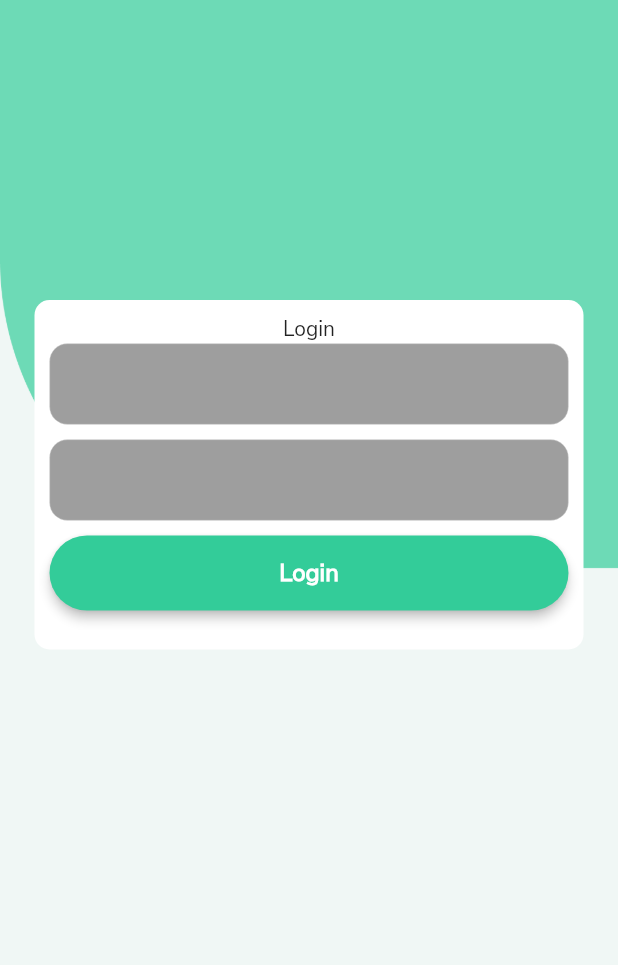
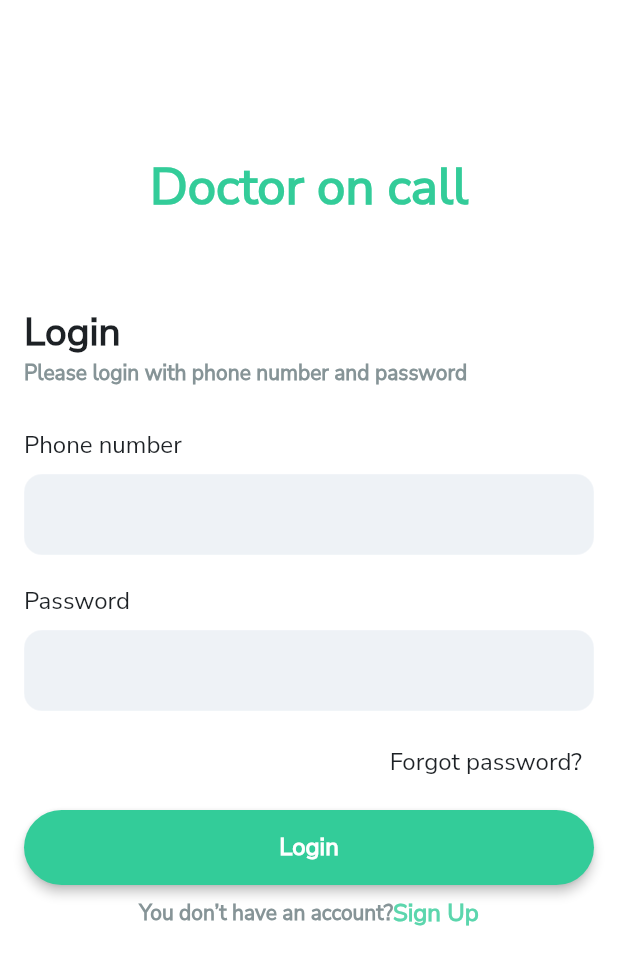
Before and after one commit to shikhaji/doctor-group, a Flutter app: the screen it shows after launch, on a phone screen of 412 x 824 dp. Shown: the top 965 px of the screen. Run offline on Flutter 3.47's test engine with Material 2 defaults, Android fonts, the phone set to English and light mode, and no system bars; our stand-ins replace bot_toast.

Commit message:
login screen ui done

```diff
--- a/lib/utils/app_color.dart
+++ b/lib/utils/app_color.dart
@@ -6,6 +6,7 @@ class AppColor {
   AppColor._();
 
   static const Color primaryColor = Color(0xff33cc99);
+  static const Color primaryLightColor = Color(0xcc33cc99);
   static const Color red = Color(0xffF41111);
   static const Color grey = Color(0xff869497);
   static const Color lightGrey = Color(0xffEEF2F6);
@@ -14,4 +15,5 @@ class AppColor {
 
   static const Color orange = Color(0xffFF9D00);
   static const Color green = Color(0xff00A355);
+  static const Color textFieldColor = Color(0xffEEF2F6);
 }
--- a/lib/utils/app_text_style.dart
+++ b/lib/utils/app_text_style.dart
@@ -18,10 +18,14 @@ class AppTextStyle {
     color: AppColor.white,
   );
 
-  static const TextStyle headline2 =
-      TextStyle(fontSize: Sizes.s16, fontWeight: FontWeight.w700);
+  static const TextStyle title =
+      TextStyle(fontSize: Sizes.s26, fontWeight: FontWeight.w700,color: AppColor.black);
+  static const TextStyle lable =
+  TextStyle(fontSize: Sizes.s16, fontWeight: FontWeight.w500,color: AppColor.black);
+  static const TextStyle appName =
+  TextStyle(fontSize: Sizes.s34, fontWeight: FontWeight.w700,color: AppColor.black);
   static const TextStyle subTitle =
-      TextStyle(fontSize: Sizes.s14, fontWeight: FontWeight.w900);
+      TextStyle(fontSize: Sizes.s14, fontWeight: FontWeight.w900,color: AppColor.grey);
 
   static const TextStyle subTitle2 =
       TextStyle(fontSize: Sizes.s14, fontWeight: FontWeight.w400);
--- a/lib/utils/validation_mixin.dart
+++ b/lib/utils/validation_mixin.dart
@@ -51,10 +51,9 @@ mixin ValidationMixin {
   }
 
   String? mobileNumberValidator(String? mobileNumber) {
-    String patttern = r'(^(?:[+0]7)?[0-9]{7,16}$)';
-    RegExp regExp = new RegExp(patttern);
+
     if (mobileNumber!.isNotEmpty) {
-      if (!regExp.hasMatch(mobileNumber)) {
+      if (mobileNumber.length != 10) {
         return "Please enter valid mobile number";
       }
       return null;
@@ -66,7 +65,7 @@ mixin ValidationMixin {
   String? passwordValidator(String? password, {bool isLogin = false}) {
     if (password!.isNotEmpty) {
       if (isLogin == false) {
-        if (password.length < 6) {
+        if (password.length <= 6) {
           return "Password Is Too Short";
         }
       }
--- a/lib/views/Auth/login_screen.dart
+++ b/lib/views/Auth/login_screen.dart
@@ -1,4 +1,5 @@
 import 'package:doctor_on_call/utils/app_sizes.dart';
+import 'package:doctor_on_call/utils/validation_mixin.dart';
 import 'package:doctor_on_call/widget/primary_bottom.dart';
 import 'package:doctor_on_call/widget/primary_textfield.dart';
 import 'package:flutter/material.dart';
@@ -7,6 +8,7 @@ import '../../utils/app_asset.dart';
 import '../../utils/app_color.dart';
 import '../../utils/app_text.dart';
 import '../../utils/app_text_style.dart';
+import '../../widget/custom_sized_box.dart';
 import '../../widget/scrollview.dart';
 
 class LoginScreen extends StatefulWidget {
@@ -16,55 +18,81 @@ class LoginScreen extends StatefulWidget {
   State<LoginScreen> createState() => _LoginScreenState();
 }
 
-class _LoginScreenState extends State<LoginScreen> {
+class _LoginScreenState extends State<LoginScreen> with ValidationMixin {
+  final TextEditingController _phone = TextEditingController();
+  final TextEditingController _password = TextEditingController();
+  final _formKey = GlobalKey<FormState>();
+
   @override
   Widget build(BuildContext context) {
     return Scaffold(
-      //backgroundColor: AppColor.primaryColor,
+      backgroundColor: AppColor.white,
       body: SafeArea(
-        child: Container(
-          height: double.infinity,
-          width: double.infinity,
-          decoration: const BoxDecoration(
-              image: DecorationImage(
-                  image: AssetImage(AppAsset.backGround), fit: BoxFit.cover)),
+          child: Form(
+            key: _formKey,
             child: CustomScroll(
+
+        crossAxisAlignment: CrossAxisAlignment.start,
         children: [
-              Padding(
-                padding: EdgeInsets.symmetric(
-                    vertical: Sizes.s200, horizontal: Sizes.s7),
-                child: Container(
-                  width: double.infinity,
-                  padding: EdgeInsets.only(
-                      bottom: Sizes.s26,
-                      left: Sizes.s10,
-                      right: Sizes.s10,
-                      top: Sizes.s10),
-                  decoration: BoxDecoration(
-                      color: AppColor.white,
-                      borderRadius: BorderRadius.circular(10)),
-                  child: Column(
+            SizedBoxH34(),
+          SizedBoxH34(),  SizedBoxH34(),
+            Center(
+              child: appText("Doctor on call", style: AppTextStyle.appName.copyWith(color: AppColor.primaryColor)),
+            ),
+            SizedBoxH28(), SizedBoxH28(),
+            appText("Login", style: AppTextStyle.title),
+            SizedBoxH6(),
+            appText("Please login with phone number and password",
+                style: AppTextStyle.subTitle),
+            SizedBoxH28(),
+            appText("Phone number", style: AppTextStyle.lable),
+            SizedBoxH8(),
+            PrimaryTextField(
+              controller: _phone,
+              validator: mobileNumberValidator,
+            ),
+            SizedBoxH10(),
+            appText("Password", style: AppTextStyle.lable),
+            SizedBoxH8(),
+            PrimaryTextField(
+              controller: _password,
+              validator: passwordValidator,
+            ),
+            Row(
+              mainAxisAlignment: MainAxisAlignment.end,
               children: [
-                      Center(
-                        child: appText('Login'),
+                TextButton(
+                    onPressed: () {},
+                    child: appText("Forgot password?", style: AppTextStyle.lable))
+              ],
             ),
-                      PrimaryTextField(
-                        color: Colors.grey,
-                        label: "Phone number",
+            SizedBoxH8(),
+            PrimaryButton(lable: "Login", onPressed: () {
+              if(_formKey.currentState!.validate()){
+
+              }
+            }),
+            SizedBoxH8(),
+            GestureDetector(
+              onTap: () {},
+              child: Row(
+                mainAxisAlignment: MainAxisAlignment.center,
+                children: [
+                  appText(
+                    "You don’t have an account?",
+                    style: AppTextStyle.subTitle,
                   ),
-                      PrimaryTextField(
-                        label: "password",
-                        color: Colors.grey,
+                  appText(
+                    "Sign Up",
+                    style: AppTextStyle.redTextStyle
+                        .copyWith(color: AppColor.primaryLightColor),
                   ),
-                      PrimaryButton(lable: "Login", onPressed: () {})
                 ],
               ),
             ),
-              )
         ],
       ),
-        ),
-      ),
+          )),
     );
   }
 }
--- a/lib/views/login_screen.dart
+++ /dev/null
@@ -1,15 +0,0 @@
-import 'package:flutter/material.dart';
-
-class LoginScreen extends StatefulWidget {
-  const LoginScreen({Key? key}) : super(key: key);
-
-  @override
-  State<LoginScreen> createState() => _LoginScreenState();
-}
-
-class _LoginScreenState extends State<LoginScreen> {
-  @override
-  Widget build(BuildContext context) {
-    return Container();
-  }
-}
--- /dev/null
+++ b/lib/widget/custom_sized_box.dart
@@ -0,0 +1,50 @@
+
+
+import 'package:flutter/cupertino.dart';
+
+import '../utils/app_sizes.dart';
+
+class SizedBoxH10 extends SizedBox {
+  SizedBoxH10({Key? key}) : super(key: key, height: Sizes.s10.h);
+}
+
+class SizedBoxH8 extends SizedBox {
+  SizedBoxH8({Key? key}) : super(key: key, height: Sizes.s8.h);
+}
+
+class SizedBoxH14 extends SizedBox {
+  SizedBoxH14({Key? key}) : super(key: key, height: Sizes.s14.h);
+}
+
+class SizedBoxH18 extends SizedBox {
+  SizedBoxH18({Key? key}) : super(key: key, height: Sizes.s18.h);
+}
+
+class SizedBoxH20 extends SizedBox {
+  SizedBoxH20({Key? key}) : super(key: key, height: Sizes.s20.h);
+}
+
+class SizedBoxH28 extends SizedBox {
+  SizedBoxH28({Key? key}) : super(key: key, height: Sizes.s28.h);
+}
+
+class SizedBoxH34 extends SizedBox {
+  SizedBoxH34({Key? key}) : super(key: key, height: Sizes.s34.h);
+}
+
+class SizedBoxW10 extends SizedBox {
+  SizedBoxW10({Key? key}) : super(key: key, width: Sizes.s10.w);
+}
+
+class SizedBoxW8 extends SizedBox {
+  SizedBoxW8({Key? key}) : super(key: key, width: Sizes.s8.w);
+}
+
+class SizedBoxH6 extends SizedBox {
+  SizedBoxH6({Key? key}) : super(key: key, width: Sizes.s6.w);
+}
+
+
+class SizedBoxW6 extends SizedBox {
+  SizedBoxW6({Key? key}) : super(key: key, width: Sizes.s6.w);
+}
--- a/lib/widget/primary_textfield.dart
+++ b/lib/widget/primary_textfield.dart
@@ -1,3 +1,4 @@
+import 'package:doctor_on_call/utils/app_color.dart';
 import 'package:flutter/cupertino.dart';
 import 'package:flutter/material.dart';
 import 'package:flutter/services.dart';
@@ -21,7 +22,7 @@ class PrimaryTextField extends StatelessWidget {
   final String? counterText;
   final Color? textColor;
   final int? maxLength;
-  final String? label;
+
   final Color? color;
   final TextStyle? hintStyle;
   final String? instructionsText;
@@ -44,7 +45,7 @@ class PrimaryTextField extends StatelessWidget {
     this.onTap,
     this.suffix,
     this.textColor,
-    this.label,
+
     this.color,
     this.instructionsText,
     this.instructions = false,
@@ -89,7 +90,7 @@ class PrimaryTextField extends StatelessWidget {
               //     ? AppColor.darkThemeHintColor
               //     : AppColor.hintTextColor
             ),
-            fillColor: color ?? Theme.of(context).cardColor,
+            fillColor: color ?? AppColor.textFieldColor,
             filled: true,
             hintText: hintText,
             counterText: counterText,
```
Lines whose indentation alone changed are shown as unchanged.
